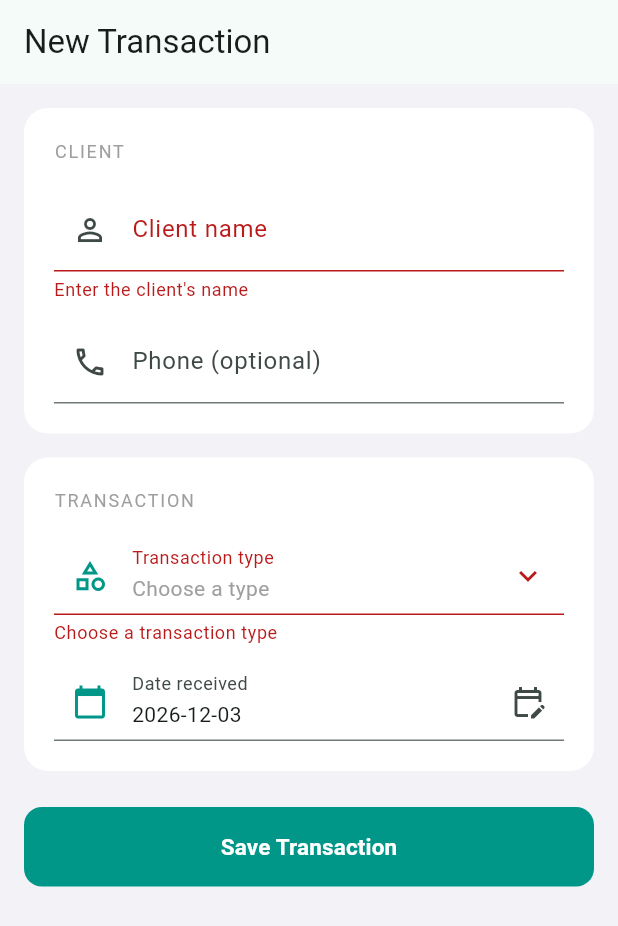
After one commit to Omaark97/my_office, a Flutter app: the TransactionFormScreen screen opened by its route, after a tap on "Save Transaction", on a phone screen of 412 x 824 dp. The commit adds this screen. Shown: the top 926 px of the screen. Run offline on Flutter 3.47's test engine with Material 3 defaults, Android fonts, the phone set to English and light mode, and no system bars; our stand-ins replace cloud_firestore, firebase_auth, firebase_core, flutter_riverpod, go_router; accounts and stored records are empty.

Commit message:
Add the new transaction screen with type and date pickers

```diff
--- a/lib/app/router.dart
+++ b/lib/app/router.dart
@@ -9,6 +9,7 @@ import '../features/auth/presentation/screens/login_screen.dart';
 import '../features/transactions/presentation/screens/document_gallery_screen.dart';
 import '../features/transactions/presentation/screens/home_screen.dart';
 import '../features/transactions/presentation/screens/transaction_detail_screen.dart';
+import '../features/transactions/presentation/screens/transaction_form_screen.dart';
 import 'routes.dart';
 
 final routerProvider = Provider<GoRouter>((ref) {
@@ -36,6 +37,10 @@ final routerProvider = Provider<GoRouter>((ref) {
       GoRoute(
         path: AppRoutes.home,
         builder: (context, state) => const HomeScreen(title: 'Home'),
+      ),
+      GoRoute(
+        path: AppRoutes.newTransaction,
+        builder: (context, state) => const TransactionFormScreen(),
       ),
       GoRoute(
         path: AppRoutes.transactionPattern,
--- a/lib/app/routes.dart
+++ b/lib/app/routes.dart
@@ -2,6 +2,8 @@ abstract final class AppRoutes {
   static const home = '/';
   static const login = '/login';
   static const loading = '/loading';
+
+  static const newTransaction = '/transactions/new';
 
   static const transactionPattern = '/transactions/:id';
   static String transaction(String id) => '/transactions/$id';
--- /dev/null
+++ b/lib/features/transactions/presentation/screens/transaction_form_screen.dart
@@ -0,0 +1,292 @@
+import 'package:flutter/material.dart';
+import 'package:flutter/services.dart';
+import 'package:flutter_riverpod/flutter_riverpod.dart';
+import 'package:go_router/go_router.dart';
+
+import '../../../../app/routes.dart';
+import '../../domain/received_date.dart';
+import '../../domain/transaction.dart';
+import '../../domain/transaction_draft.dart';
+import '../../domain/transaction_type.dart';
+import '../formatters.dart';
+import '../load_error_message.dart';
+import '../text_direction.dart';
+import '../transaction_icons.dart';
+import '../transaction_providers.dart';
+import '../widgets/transaction_type_picker.dart';
+
+class TransactionFormScreen extends ConsumerStatefulWidget {
+  const TransactionFormScreen({super.key, this.initial});
+
+  final Transaction? initial;
+
+  @override
+  ConsumerState<TransactionFormScreen> createState() =>
+      _TransactionFormScreenState();
+}
+
+class _TransactionFormScreenState extends ConsumerState<TransactionFormScreen> {
+  final _formKey = GlobalKey<FormState>();
+  final _typeFieldKey = GlobalKey<FormFieldState<TransactionType>>();
+  late final TextEditingController _nameController;
+  late final TextEditingController _phoneController;
+  late DateTime _receivedDay;
+  bool _saving = false;
+
+  bool get _isEditing => widget.initial != null;
+
+  DateTime get _today => calendarDay(ref.read(clockProvider)());
+
+  @override
+  void initState() {
+    super.initState();
+    final initial = widget.initial;
+    _nameController = TextEditingController(text: initial?.clientName ?? '');
+    _phoneController = TextEditingController(text: initial?.clientPhone ?? '');
+    _receivedDay = initial != null ? calendarDay(initial.dateReceived) : _today;
+  }
+
+  @override
+  void dispose() {
+    _nameController.dispose();
+    _phoneController.dispose();
+    super.dispose();
+  }
+
+  Future<void> _pickDate() async {
+    final picked = await showDatePicker(
+      context: context,
+      initialDate: _receivedDay,
+      firstDate: earliestReceivedDay,
+      lastDate: _today,
+    );
+    if (picked != null) setState(() => _receivedDay = picked);
+  }
+
+  Future<void> _save() async {
+    if (!_formKey.currentState!.validate()) return;
+    final draft = TransactionDraft(
+      type: _typeFieldKey.currentState!.value!,
+      clientName: _nameController.text,
+      clientPhone: _phoneController.text,
+      dateReceived: receivedDateFor(_receivedDay),
+    );
+    final notifier = ref.read(transactionListProvider.notifier);
+    final messenger = ScaffoldMessenger.of(context);
+    setState(() => _saving = true);
+    try {
+      final initial = widget.initial;
+      if (initial != null) {
+        await notifier.updateDetails(initial.id, draft);
+        if (!mounted) return;
+        messenger.showSnackBar(const SnackBar(content: Text('Changes saved')));
+        context.pop();
+      } else {
+        final id = await notifier.addTransaction(draft);
+        if (!mounted) return;
+        context.pushReplacement(AppRoutes.transaction(id));
+      }
+    } catch (error) {
+      if (!mounted) return;
+      setState(() => _saving = false);
+      messenger.showSnackBar(
+        SnackBar(
+          content: Text(
+            loadErrorMessage(
+              error,
+              fallback: 'Could not save the transaction. Please try again.',
+            ),
+          ),
+        ),
+      );
+    }
+  }
+
+  @override
+  Widget build(BuildContext context) {
+    return Scaffold(
+      appBar: AppBar(
+        title: Text(_isEditing ? 'Edit Transaction' : 'New Transaction'),
+      ),
+      body: Form(
+        key: _formKey,
+        child: SingleChildScrollView(
+          padding: const EdgeInsets.all(16),
+          child: Column(
+            crossAxisAlignment: CrossAxisAlignment.start,
+            children: [
+              _SectionCard(
+                title: 'CLIENT',
+                children: [
+                  TextFormField(
+                    controller: _nameController,
+                    enabled: !_saving,
+                    textDirection: textDirectionFor(_nameController.text),
+                    textCapitalization: TextCapitalization.words,
+                    autocorrect: false,
+                    textInputAction: TextInputAction.next,
+                    inputFormatters: [LengthLimitingTextInputFormatter(100)],
+                    decoration: const InputDecoration(
+                      labelText: 'Client name',
+                      prefixIcon: Icon(Icons.person_outline),
+                    ),
+                    onChanged: (_) => setState(() {}),
+                    validator: (value) => isValidClientName(value ?? '')
+                        ? null
+                        : "Enter the client's name",
+                  ),
+                  const SizedBox(height: 12),
+                  TextFormField(
+                    controller: _phoneController,
+                    enabled: !_saving,
+                    textDirection: TextDirection.ltr,
+                    keyboardType: TextInputType.phone,
+                    inputFormatters: [
+                      FilteringTextInputFormatter.allow(
+                        RegExp('[0-9\u0660-\u0669\u06F0-\u06F9+()\\- ]'),
+                      ),
+                      LengthLimitingTextInputFormatter(25),
+                    ],
+                    decoration: const InputDecoration(
+                      labelText: 'Phone (optional)',
+                      hintText: '03 123 456',
+                      prefixIcon: Icon(Icons.phone_outlined),
+                    ),
+                  ),
+                ],
+              ),
+              const SizedBox(height: 16),
+              _SectionCard(
+                title: 'TRANSACTION',
+                children: [
+                  FormField<TransactionType>(
+                    key: _typeFieldKey,
+                    initialValue: widget.initial?.type,
+                    validator: (type) =>
+                        type == null ? 'Choose a transaction type' : null,
+                    builder: (field) {
+                      final type = field.value;
+                      return InkWell(
+                        borderRadius: BorderRadius.circular(4),
+                        onTap: _saving
+                            ? null
+                            : () async {
+                                final picked = await showTransactionTypePicker(
+                                  context,
+                                  selected: type,
+                                );
+                                if (picked != null) field.didChange(picked);
+                              },
+                        child: InputDecorator(
+                          decoration: InputDecoration(
+                            labelText: 'Transaction type',
+                            prefixIcon: Icon(
+                              type?.icon ?? Icons.category_outlined,
+                              color: Colors.teal,
+                            ),
+                            suffixIcon: const Icon(Icons.expand_more),
+                            errorText: field.errorText,
+                          ),
+                          child: Text(
+                            type?.label ?? 'Choose a type',
+                            style: type == null
+                                ? TextStyle(color: Colors.grey.shade500)
+                                : null,
+                          ),
+                        ),
+                      );
+                    },
+                  ),
+                  const SizedBox(height: 12),
+                  InkWell(
+                    borderRadius: BorderRadius.circular(4),
+                    onTap: _saving ? null : _pickDate,
+                    child: InputDecorator(
+                      decoration: const InputDecoration(
+                        labelText: 'Date received',
+                        prefixIcon: Icon(
+                          Icons.calendar_today,
+                          color: Colors.teal,
+                        ),
+                        suffixIcon: Icon(Icons.edit_calendar_outlined),
+                      ),
+                      child: Text(formatDate(_receivedDay)),
+                    ),
+                  ),
+                ],
+              ),
+              const SizedBox(height: 24),
+              SizedBox(
+                width: double.infinity,
+                child: ElevatedButton(
+                  onPressed: _saving ? null : _save,
+                  style: ElevatedButton.styleFrom(
+                    backgroundColor: Colors.teal,
+                    foregroundColor: Colors.white,
+                    disabledBackgroundColor: Colors.teal.shade200,
+                    padding: const EdgeInsets.symmetric(vertical: 16),
+                    shape: RoundedRectangleBorder(
+                      borderRadius: BorderRadius.circular(12),
+                    ),
+                    elevation: 0,
+                  ),
+                  child: _saving
+                      ? const SizedBox(
+                          width: 20,
+                          height: 20,
+                          child: CircularProgressIndicator(
+                            strokeWidth: 2,
+                            color: Colors.white,
+                          ),
+                        )
+                      : Text(
+                          _isEditing ? 'Save Changes' : 'Save Transaction',
+                          style: const TextStyle(
+                            fontSize: 15,
+                            fontWeight: FontWeight.w600,
+                          ),
+                        ),
+                ),
+              ),
+              const SizedBox(height: 24),
+            ],
+          ),
+        ),
+      ),
+    );
+  }
+}
+
+class _SectionCard extends StatelessWidget {
+  const _SectionCard({required this.title, required this.children});
+
+  final String title;
+  final List<Widget> children;
+
+  @override
+  Widget build(BuildContext context) {
+    return Container(
+      width: double.infinity,
+      padding: const EdgeInsets.all(20),
+      decoration: BoxDecoration(
+        color: Colors.white,
+        borderRadius: BorderRadius.circular(16),
+      ),
+      child: Column(
+        crossAxisAlignment: CrossAxisAlignment.start,
+        children: [
+          Text(
+            title,
+            style: const TextStyle(
+              fontSize: 12,
+              color: Colors.grey,
+              letterSpacing: 1.2,
+            ),
+          ),
+          const SizedBox(height: 16),
+          ...children,
+        ],
+      ),
+    );
+  }
+}
--- /dev/null
+++ b/lib/features/transactions/presentation/text_direction.dart
@@ -0,0 +1,14 @@
+import 'package:flutter/widgets.dart';
+
+final _rightToLeftLetter = RegExp(
+  '[\u0590-\u065F\u066A-\u06EF\u06FA-\u08FF\uFB1D-\uFDFF\uFE70-\uFEFF]',
+);
+final _leftToRightLetter = RegExp('[A-Za-z\u00C0-\u024F]');
+
+TextDirection textDirectionFor(String text) {
+  for (final character in text.characters) {
+    if (_rightToLeftLetter.hasMatch(character)) return TextDirection.rtl;
+    if (_leftToRightLetter.hasMatch(character)) return TextDirection.ltr;
+  }
+  return TextDirection.ltr;
+}
```
Also changed, not shown: lib/features/transactions/presentation/screens/home_screen.dart (+7 -1 lines), lib/features/transactions/presentation/widgets/transaction_type_picker.dart (added, +49 -0 lines), 2 other files.
